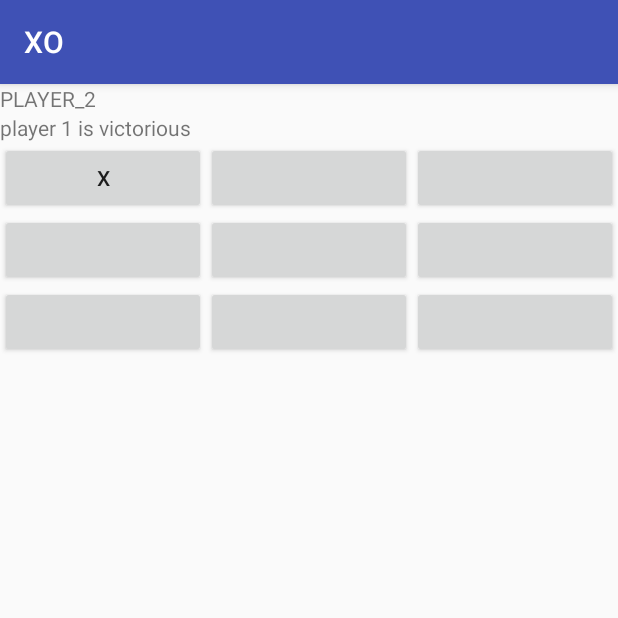
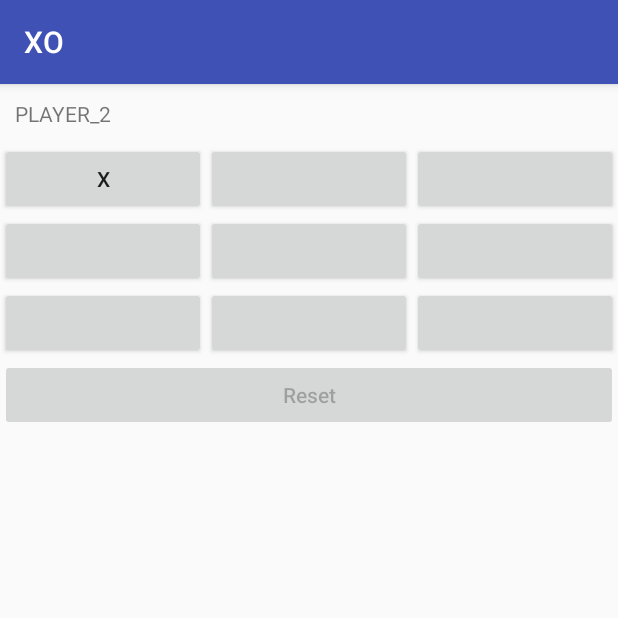
Before and after one commit to AlexDejss/Labs, an Android app: the screen it shows after launch (MainActivity), after a tap on an icon or button, on a phone screen of 412 x 824 dp, the top half of it. Run offline under Robolectric (Android 15) with nearby library versions, the phone set to English and light mode, and no system bars.

Commit message:
Final commit for XO

```diff
--- a/app/src/main/java/com/table/info/xo/MainActivity.kt
+++ b/app/src/main/java/com/table/info/xo/MainActivity.kt
@@ -3,20 +3,14 @@ package com.table.info.xo
 import android.content.Context
 import android.support.v7.app.AppCompatActivity
 import android.os.Bundle
-import android.support.annotation.IdRes
+import android.view.View
 import android.widget.Button
 import android.widget.TextView
-import android.widget.Toast
 import com.table.info.xo.models.Map
 import com.table.info.xo.models.Step
+import kotlinx.android.synthetic.main.activity_main.*
 
 class MainActivity : AppCompatActivity(){
-
-    /**
-     * Do toast for activity
-     */
-    fun Context.toast(message: CharSequence) =
-            Toast.makeText(this, message, Toast.LENGTH_SHORT).show()
 
     /**
      * Game map
@@ -26,7 +20,7 @@ class MainActivity : AppCompatActivity(){
     /**
      * Current Step
      */
-    private var step: Step = Step.PLAYER_1;
+    private var step: Step = Step.PLAYER_1
 
     /**
      * OnCreate
@@ -35,29 +29,34 @@ class MainActivity : AppCompatActivity(){
         super.onCreate(savedInstanceState)
         setContentView(R.layout.activity_main)
         buttonsInit()
+        player.text = step.toString()
     }
 
     /**
      * Init buttons actions
      */
     private fun buttonsInit() {
-        setButtonClickStep(R.id._1, 0)
-        setButtonClickStep(R.id._2, 1)
-        setButtonClickStep(R.id._3, 2)
-        setButtonClickStep(R.id._4, 3)
-        setButtonClickStep(R.id._5, 4)
-        setButtonClickStep(R.id._6, 5)
-        setButtonClickStep(R.id._7, 6)
-        setButtonClickStep(R.id._8, 7)
-        setButtonClickStep(R.id._9, 8)
+        setButtonClickStep(_1, 0)
+        setButtonClickStep(_2, 1)
+        setButtonClickStep(_3, 2)
+        setButtonClickStep(_4, 3)
+        setButtonClickStep(_5, 4)
+        setButtonClickStep(_6, 5)
+        setButtonClickStep(_7, 6)
+        setButtonClickStep(_8, 7)
+        setButtonClickStep(_9, 8)
     }
 
     /**
      * Restart game
      */
-    private fun gameInit() {
+    fun gameInit(v: View) {
         this.map = Map()
         this.step = Step.PLAYER_1
+        buttonsInit()
+        reset.isEnabled = false
+        winner.text = ""
+        player.text = step.toString()
     }
 
     /**
@@ -70,26 +69,32 @@ class MainActivity : AppCompatActivity(){
     /**
      * Do step
      */
-    private fun step(id: Int, @IdRes viewId: Int) {
-        val s = map.doStep(id, step);
+    private fun step(id: Int, view: Button) {
+        val result = map.doStep(id, step)
 
         when (step) {
-            Step.PLAYER_1 -> findViewById<Button>(viewId).text = "X"
-            Step.PLAYER_2 -> findViewById<Button>(viewId).text = "O"
+            Step.PLAYER_1 -> view.text = "X"
+            Step.PLAYER_2 -> view.text = "O"
         }
 
-        toast(s.toString());
+
+
+        if (result) {
+            reset.isEnabled = true
+            winner.text = "${step} is victorious"
+        }
+
         step = if(step == Step.PLAYER_1) Step.PLAYER_2 else Step.PLAYER_1
-        displayPlayerStep(step.toString());
+        displayPlayerStep(step.toString())
 
     }
 
     /**
      * Easy connect button step click to function
      */
-    private fun setButtonClickStep(@IdRes viewId: Int, cellId: Int){
-        findViewById<Button>(viewId).text = ""
-        findViewById<Button>(viewId).setOnClickListener { step(cellId, viewId) };
+    private fun setButtonClickStep(view: Button, cellId: Int){
+        view.text = ""
+        view.setOnClickListener { step(cellId, view) }
     }
 
 }
--- a/app/src/main/res/layout/activity_main.xml
+++ b/app/src/main/res/layout/activity_main.xml
@@ -7,16 +7,23 @@
     android:layout_height="match_parent"
     tools:context="com.table.info.xo.MainActivity">
 
+
+
+    <LinearLayout
+        android:layout_width="match_parent"
+        android:layout_height="wrap_content"
+        android:orientation="horizontal">
         <TextView
-        android:text="player 1"
+            android:padding="10sp"
             android:layout_width="wrap_content"
             android:layout_height="wrap_content"
             android:id="@+id/player"/>
         <TextView
-        android:text="player 1 is victorious"
+            android:padding="10sp"
             android:layout_width="wrap_content"
             android:layout_height="wrap_content"
             android:id="@+id/winner"/>
+    </LinearLayout>
 
     <LinearLayout
         android:layout_width="match_parent"
@@ -84,6 +91,25 @@
             android:id="@+id/_9"/>
     </LinearLayout>
 
+    <LinearLayout
+        android:layout_width="match_parent"
+        android:layout_height="wrap_content"
+        android:orientation="horizontal">
+
+        <Button
+            android:id="@+id/reset"
+            android:layout_width="match_parent"
+            android:layout_height="wrap_content"
+            android:text="@string/reset"
+            android:textAllCaps="false"
+            android:enabled="false"
+            android:onClick="gameInit"/>
+
+    </LinearLayout>
+
+
+
+
 
 
 </LinearLayout>
--- a/app/src/main/res/values/strings.xml
+++ b/app/src/main/res/values/strings.xml
@@ -1,3 +1,4 @@
 <resources>
     <string name="app_name">XO</string>
+    <string name="reset">Reset</string>
 </resources>
--- a/build.gradle
+++ b/build.gradle
@@ -4,7 +4,8 @@ buildscript {
     ext.kotlin_version = '1.1.51'
     repositories {
         google()
-        jcenter()
+//        jcenter()
+        maven { url "http://jcenter.bintray.com"}
     }
     dependencies {
         classpath 'com.android.tools.build:gradle:3.1.4'
```
Lines whose indentation alone changed are shown as unchanged.
